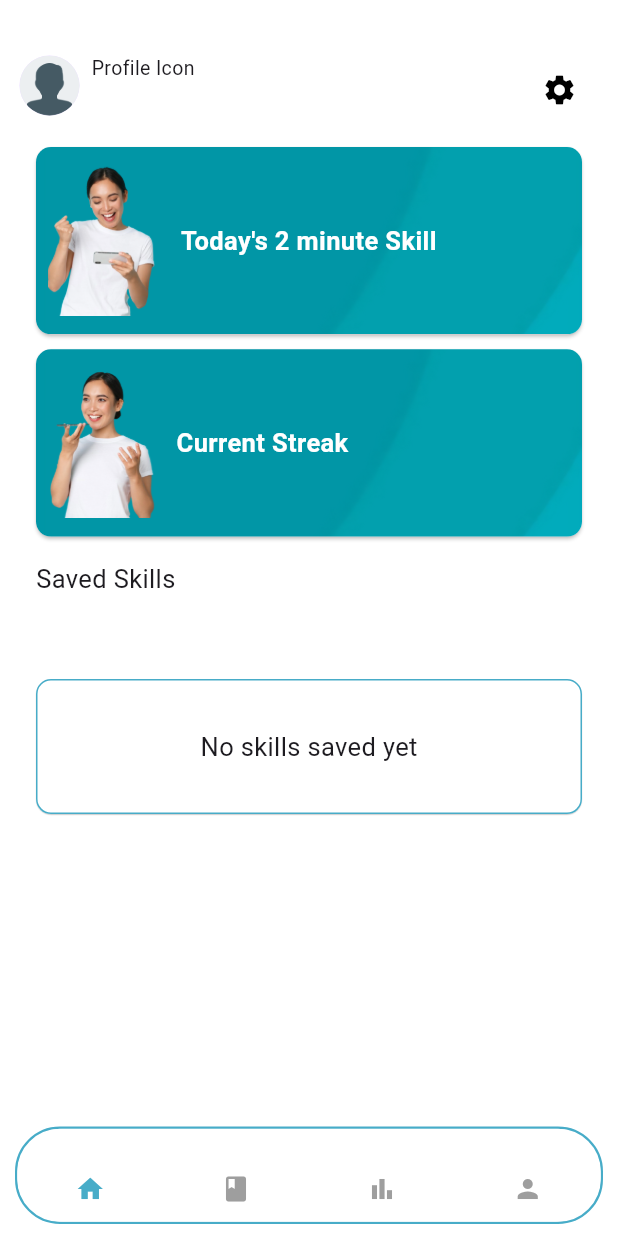
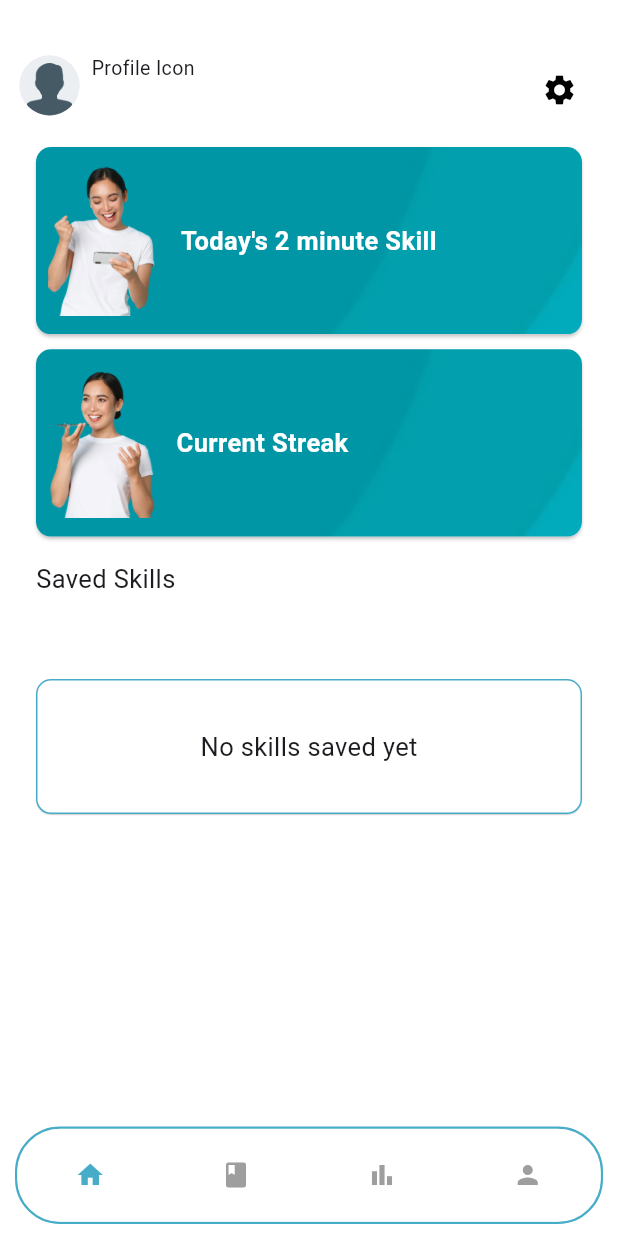
Before and after one commit to IvanJManh/new-skillo-app2, a Flutter app: the screen it shows after launch, after a tap on "Sign In", on a phone screen of 412 x 824 dp. Run offline on Flutter 3.47's test engine with Material 3 defaults, Android fonts, the phone set to English and light mode, and no system bars; our stand-ins replace firebase_auth, firebase_core, fl_chart; accounts and stored records are empty.

Commit message:
made some changes on the nav bar

```diff
--- a/lib/pages/home_page.dart
+++ b/lib/pages/home_page.dart
@@ -136,7 +136,7 @@ class HomePage extends StatefulWidget {
         ],
       ),
       bottomNavigationBar: Container(
-  height: 65, // 🔥 force proper vertical space
+  height: 65,
   margin: EdgeInsets.symmetric(horizontal: 10, vertical: 8),
   decoration: BoxDecoration(
     borderRadius: BorderRadius.circular(30),
@@ -154,31 +154,31 @@ class HomePage extends StatefulWidget {
       onTap: (index) {
         _pageController.jumpToPage(index);
       },
-  items: const [
+      items: [
         BottomNavigationBarItem(
           icon: Padding(
-      padding: EdgeInsets.only(top: 18),
+            padding: EdgeInsets.only(top: MediaQuery.of(context).padding.top / 1.5),
             child: Icon(Icons.home),
           ),
           label: '',
         ),
         BottomNavigationBarItem(
           icon: Padding(
-      padding: EdgeInsets.only(top: 18),
+            padding: EdgeInsets.only(top: MediaQuery.of(context).padding.top / 1.5),
             child: Icon(Icons.book),
           ),
           label: '',
         ),
         BottomNavigationBarItem(
           icon: Padding(
-      padding: EdgeInsets.only(top: 18),
+            padding: EdgeInsets.only(top: MediaQuery.of(context).padding.top / 1.5),
             child: Icon(Icons.bar_chart),
           ),
           label: '',
         ),
         BottomNavigationBarItem(
           icon: Padding(
-      padding: EdgeInsets.only(top: 18),
+            padding: EdgeInsets.only(top: MediaQuery.of(context).padding.top / 1.5),
             child: Icon(Icons.person),
           ),
           label: '',
@@ -189,8 +189,6 @@ class HomePage extends StatefulWidget {
       showSelectedLabels: false,
       showUnselectedLabels: false,
       elevation: 0,
-
-  // 🔥 IMPORTANT FIXES
       iconSize: 20,
       selectedFontSize: 0,
       unselectedFontSize: 0,
```
Lines whose indentation alone changed are shown as unchanged.
